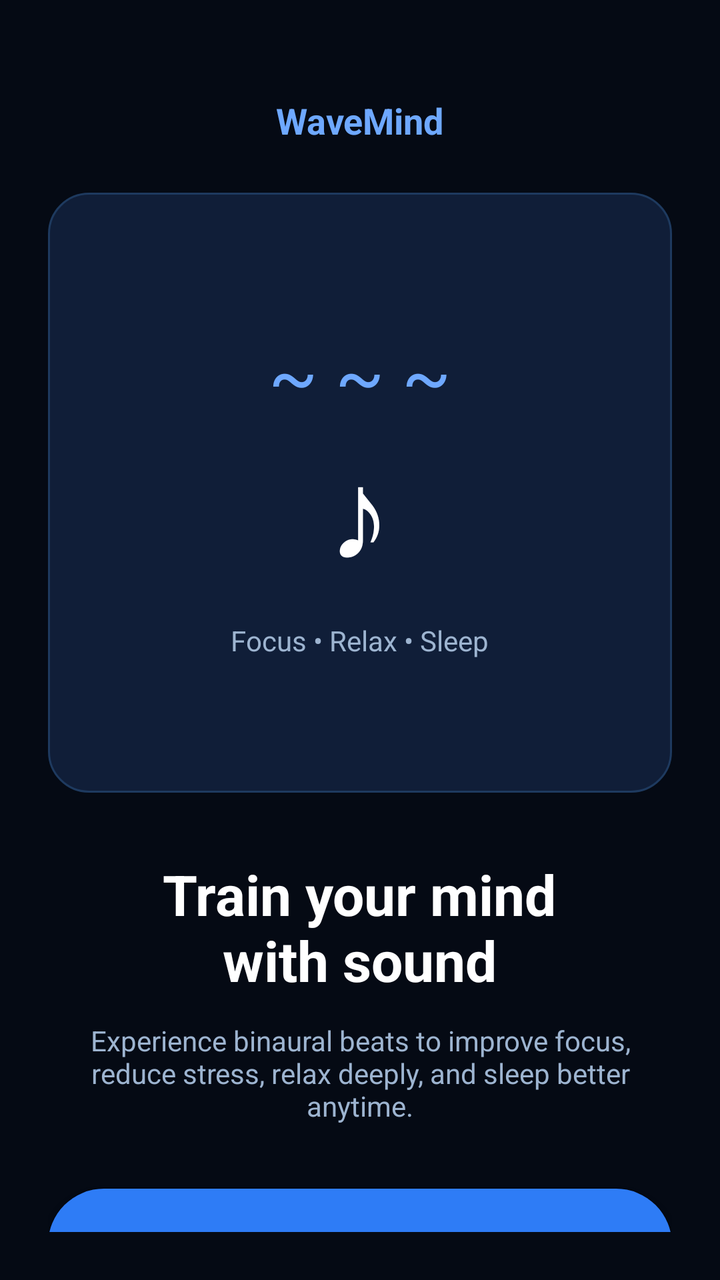
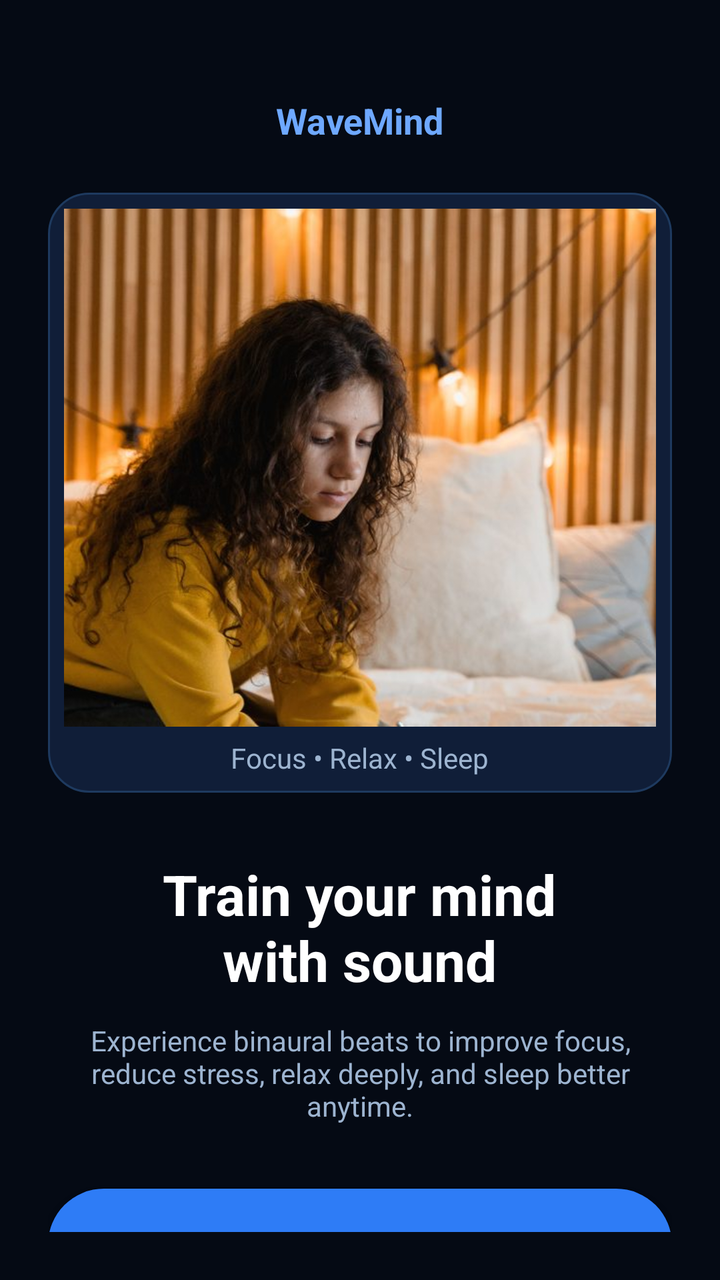

Screens rendered from an Android XML layout before and after an edit, with the pre-edit source and the edit as a unified diff.
<!-- AndroidManifest.xml: application theme Theme.WaveMind -->
<!-- res/layout/activity_main.xml -->
<?xml version="1.0" encoding="utf-8"?>
<ViewFlipper xmlns:android="http://schemas.android.com/apk/res/android"
    android:id="@+id/flipper"
    android:layout_width="match_parent"
    android:layout_height="match_parent"
    android:background="@color/bg_black">

    
    <LinearLayout
        android:layout_width="match_parent"
        android:layout_height="match_parent"
        android:orientation="vertical"
        android:padding="24dp"
        android:gravity="center_horizontal">

        <TextView
            android:layout_width="wrap_content"
            android:layout_height="wrap_content"
            android:text="WaveMind"
            android:textColor="@color/blue_light"
            android:textSize="18sp"
            android:textStyle="bold"
            android:layout_marginTop="24dp" />

        <LinearLayout
            android:layout_width="match_parent"
            android:layout_height="300dp"
            android:layout_marginTop="24dp"
            android:background="@drawable/bg_card"
            android:gravity="center"
            android:orientation="vertical">
            <TextView
                android:layout_width="wrap_content"
                android:layout_height="wrap_content"
                android:text="~ ~ ~"
                android:textColor="@color/blue_light"
                android:textSize="36sp" />
            <TextView
                android:layout_width="wrap_content"
                android:layout_height="wrap_content"
                android:text="♪"
                android:textColor="@color/white"
                android:textSize="64sp" />
            <TextView
                android:layout_width="wrap_content"
                android:layout_height="wrap_content"
                android:text="Focus • Relax • Sleep"
                android:textColor="@color/text_muted"
                android:textSize="14sp"
                android:layout_marginTop="12dp" />
        </LinearLayout>

        <TextView
            android:layout_width="wrap_content"
            android:layout_height="wrap_content"
            android:text="@string/welcome_title"
            android:textColor="@color/white"
            android:textSize="28sp"
            android:textStyle="bold"
            android:gravity="center"
            android:layout_marginTop="32dp" />

        <TextView
            android:layout_width="280dp"
            android:layout_height="wrap_content"
            android:text="@string/welcome_sub"
            android:textColor="@color/text_muted"
            android:textSize="14sp"
            android:gravity="center"
            android:layout_marginTop="12dp" />

        <Button
            android:id="@+id/btn_start"
            android:layout_width="match_parent"
            android:layout_height="56dp"
            android:layout_marginTop="32dp"
            android:background="@drawable/bg_button_blue"
            android:text="Start  →"
            android:textColor="@color/white"
            android:textSize="17sp"
            android:textStyle="bold" />
    </LinearLayout>

    
    <ScrollView
        android:layout_width="match_parent"
        android:layout_height="match_parent">
        <LinearLayout
            android:layout_width="match_parent"
            android:layout_height="wrap_content"
            android:orientation="vertical"
            android:padding="20dp">

            <LinearLayout
                android:layout_width="match_parent"
                android:layout_height="wrap_content"
                android:orientation="horizontal"
                android:gravity="center_vertical">
                <TextView
                    android:layout_width="48dp"
                    android:layout_height="48dp"
                    android:background="@drawable/bg_circle_button"
                    android:gravity="center"
                    android:text="R"
                    android:textColor="@color/white"
                    android:textSize="20sp"
                    android:textStyle="bold" />
                <TextView
                    android:layout_width="wrap_content"
                    android:layout_height="wrap_content"
                    android:text="WaveMind"
                    android:textColor="@color/white"
                    android:textSize="16sp"
                    android:textStyle="bold"
                    android:layout_marginStart="12dp" />
            </LinearLayout>

            <TextView
                android:layout_width="wrap_content"
                android:layout_height="wrap_content"
                android:text="@string/home_title"
                android:textColor="@color/white"
                android:textSize="26sp"
                android:textStyle="bold"
                android:layout_marginTop="20dp" />

            <HorizontalScrollView
                android:layout_width="match_parent"
                android:layout_height="wrap_content"
                android:layout_marginTop="16dp"
                android:scrollbars="none">
                <LinearLayout
                    android:id="@+id/chip_row"
                    android:layout_width="wrap_content"
                    android:layout_height="wrap_content"
                    android:orientation="horizontal" />
            </HorizontalScrollView>

            <LinearLayout
                android:id="@+id/mode_list"
                android:layout_width="match_parent"
                android:layout_height="wrap_content"
                android:orientation="vertical"
                android:layout_marginTop="8dp" />

            <TextView
                android:layout_width="wrap_content"
                android:layout_height="wrap_content"
                android:text="Real binaural beats — live generated tones, no recordings. Headphones required."
                android:textColor="@color/text_muted"
                android:textSize="12sp"
                android:layout_marginTop="16dp" />
        </LinearLayout>
    </ScrollView>

    
    <ScrollView
        android:layout_width="match_parent"
        android:layout_height="match_parent">
        <LinearLayout
            android:layout_width="match_parent"
            android:layout_height="wrap_content"
            android:orientation="vertical"
            android:padding="20dp"
            android:gravity="center_horizontal">

            <LinearLayout
                android:layout_width="match_parent"
                android:layout_height="wrap_content"
                android:orientation="horizontal"
                android:gravity="center_vertical">
                <ImageButton
                    android:id="@+id/btn_player_back"
                    android:layout_width="44dp"
                    android:layout_height="44dp"
                    android:background="@drawable/bg_circle_button"
                    android:src="@android:drawable/ic_media_previous"
                    android:contentDescription="Back" />
                <TextView
                    android:layout_width="0dp"
                    android:layout_height="wrap_content"
                    android:layout_weight="1"
                    android:text="Now Playing"
                    android:textColor="@color/white"
                    android:textSize="16sp"
                    android:textStyle="bold"
                    android:gravity="center" />
                <View
                    android:layout_width="44dp"
                    android:layout_height="44dp" />
            </LinearLayout>

            <TextView
                android:id="@+id/player_art"
                android:layout_width="220dp"
                android:layout_height="220dp"
                android:layout_marginTop="28dp"
                android:background="@drawable/bg_circle_art"
                android:gravity="center"
                android:text="S"
                android:textColor="@color/white"
                android:textSize="72sp"
                android:textStyle="bold" />

            <TextView
                android:layout_width="wrap_content"
                android:layout_height="wrap_content"
                android:text="@string/relaxing"
                android:textColor="@color/text_muted"
                android:textSize="14sp"
                android:layout_marginTop="20dp" />

            <TextView
                android:id="@+id/player_timer"
                android:layout_width="wrap_content"
                android:layout_height="wrap_content"
                android:text="30:00"
                android:textColor="@color/white"
                android:textSize="44sp"
                android:textStyle="bold" />

            <TextView
                android:id="@+id/player_title"
                android:layout_width="wrap_content"
                android:layout_height="wrap_content"
                android:text="Better Sleep"
                android:textColor="@color/white"
                android:textSize="20sp"
                android:textStyle="bold"
                android:layout_marginTop="8dp" />

            <TextView
                android:id="@+id/player_tag"
                android:layout_width="wrap_content"
                android:layout_height="wrap_content"
                android:text="Delta 3 Hz • 100 Hz / 103 Hz"
                android:textColor="@color/text_muted"
                android:textSize="13sp"
                android:layout_marginTop="4dp" />

            <TextView
                android:id="@+id/headphone_warning"
                android:layout_width="match_parent"
                android:layout_height="wrap_content"
                android:text="@string/headphone_warning"
                android:textColor="#FFB74D"
                android:textSize="13sp"
                android:gravity="center"
                android:layout_marginTop="12dp"
                android:visibility="gone" />

            <TextView
                android:id="@+id/timer_label"
                android:layout_width="wrap_content"
                android:layout_height="wrap_content"
                android:text="Timer: 30 min — auto-stop"
                android:textColor="@color/text_muted"
                android:textSize="13sp"
                android:layout_marginTop="20dp" />

            <LinearLayout
                android:id="@+id/timer_row"
                android:layout_width="wrap_content"
                android:layout_height="wrap_content"
                android:orientation="horizontal"
                android:layout_marginTop="8dp" />

            <TextView
                android:layout_width="wrap_content"
                android:layout_height="wrap_content"
                android:text="@string/volume"
                android:textColor="@color/text_muted"
                android:textSize="13sp"
                android:layout_marginTop="16dp" />

            <SeekBar
                android:id="@+id/volume_bar"
                android:layout_width="match_parent"
                android:layout_height="wrap_content"
                android:max="100"
                android:progress="45"
                android:layout_marginTop="4dp" />

            <LinearLayout
                android:layout_width="match_parent"
                android:layout_height="wrap_content"
                android:orientation="horizontal"
                android:gravity="center"
                android:layout_marginTop="20dp">
                <ImageButton
                    android:id="@+id/btn_stop"
                    android:layout_width="56dp"
                    android:layout_height="56dp"
                    android:background="@drawable/bg_circle_button"
                    android:src="@android:drawable/ic_menu_close_clear_cancel"
                    android:contentDescription="Stop" />
                <ImageButton
                    android:id="@+id/btn_play_pause"
                    android:layout_width="84dp"
                    android:layout_height="84dp"
                    android:layout_marginStart="24dp"
                    android:layout_marginEnd="24dp"
                    android:background="@drawable/bg_button_blue"
                    android:src="@android:drawable/ic_media_play"
                    android:contentDescription="Play / Pause"
                    android:scaleType="center" />
                <View
                    android:layout_width="56dp"
                    android:layout_height="56dp" />
            </LinearLayout>

            <TextView
                android:layout_width="wrap_content"
                android:layout_height="wrap_content"
                android:text="Plays in background &amp; offline. Screen off bhi chalega."
                android:textColor="@color/text_muted"
                android:textSize="12sp"
                android:layout_marginTop="16dp" />
        </LinearLayout>
    </ScrollView>
</ViewFlipper>
<!-- resources referenced by this layout -->
<resources>
  <color name="bg_black">#050A14</color>
  <color name="blue_light">#6EA8FF</color>
  <color name="text_muted">#9DB4D0</color>
  <color name="white">#FFFFFF</color>
  <!-- drawable bg_button_blue (drawable) -->
  <?xml version="1.0" encoding="utf-8"?>
  <shape xmlns:android="http://schemas.android.com/apk/res/android"
      android:shape="rectangle">
      <gradient
          android:angle="135"
          android:startColor="#2E7CF6"
          android:endColor="#1B4FD8"
          android:type="linear" />
      <corners android:radius="28dp" />
  </shape>
  <!-- drawable bg_card (drawable) -->
  <?xml version="1.0" encoding="utf-8"?>
  <shape xmlns:android="http://schemas.android.com/apk/res/android"
      android:shape="rectangle">
      <solid android:color="#101E38" />
      <stroke android:width="1dp" android:color="#1E3A5F" />
      <corners android:radius="20dp" />
  </shape>
  <!-- drawable bg_circle_art (drawable) -->
  <?xml version="1.0" encoding="utf-8"?>
  <shape xmlns:android="http://schemas.android.com/apk/res/android"
      android:shape="oval">
      <gradient
          android:angle="135"
          android:startColor="#2E7CF6"
          android:endColor="#0A1428"
          android:type="linear" />
  </shape>
  <!-- drawable bg_circle_button (drawable) -->
  <?xml version="1.0" encoding="utf-8"?>
  <shape xmlns:android="http://schemas.android.com/apk/res/android"
      android:shape="oval">
      <solid android:color="#16294A" />
      <stroke android:width="1dp" android:color="#1E3A5F" />
  </shape>
  <string name="headphone_warning">Headphones / earbuds lagao — binaural beat bina unke kaam nahi karta. Speaker se dono tone mix ho jate hain.</string>
  <string name="home_title">How can I help\nyou today?</string>
  <string name="relaxing">Relaxing</string>
  <string name="volume">Volume</string>
  <string name="welcome_sub">Experience binaural beats to improve focus, reduce stress, relax deeply, and sleep better anytime.</string>
  <string name="welcome_title">Train your mind\nwith sound</string>
  <style name="Theme.WaveMind" parent="Theme.MaterialComponents.DayNight.NoActionBar">
          <item name="android:windowBackground">@color/bg_black</item>
          <item name="android:textColor">@color/white</item>
          <item name="colorPrimary">@color/blue</item>
          <item name="colorPrimaryDark">@color/bg_black</item>
          <item name="colorAccent">@color/blue_light</item>
      </style>
  <color name="blue">#2E7CF6</color>
</resources>

<!-- the commit's change to res/layout/activity_main.xml (unified diff, before → after) -->
@@ -27,27 +27,24 @@
             android:layout_height="300dp"
             android:layout_marginTop="24dp"
             android:background="@drawable/bg_card"
-            android:gravity="center"
-            android:orientation="vertical">
-            <TextView
-                android:layout_width="wrap_content"
-                android:layout_height="wrap_content"
-                android:text="~ ~ ~"
-                android:textColor="@color/blue_light"
-                android:textSize="36sp" />
-            <TextView
-                android:layout_width="wrap_content"
-                android:layout_height="wrap_content"
-                android:text="♪"
-                android:textColor="@color/white"
-                android:textSize="64sp" />
-            <TextView
-                android:layout_width="wrap_content"
-                android:layout_height="wrap_content"
+            android:orientation="vertical"
+            android:padding="8dp">
+            <ImageView
+                android:id="@+id/welcome_img_main"
+                android:layout_width="match_parent"
+                android:layout_height="0dp"
+                android:layout_weight="1"
+                android:src="@drawable/welcome_study"
+                android:scaleType="centerCrop"
+                android:contentDescription="Studying at night" />
+            <TextView
+                android:layout_width="wrap_content"
+                android:layout_height="wrap_content"
+                android:layout_gravity="center_horizontal"
                 android:text="Focus • Relax • Sleep"
                 android:textColor="@color/text_muted"
                 android:textSize="14sp"
-                android:layout_marginTop="12dp" />
+                android:layout_marginTop="6dp" />
         </LinearLayout>
 
         <TextView
@@ -190,17 +187,14 @@
                     android:layout_height="44dp" />
             </LinearLayout>
 
-            <TextView
+            <ImageView
                 android:id="@+id/player_art"
                 android:layout_width="220dp"
                 android:layout_height="220dp"
                 android:layout_marginTop="28dp"
-                android:background="@drawable/bg_circle_art"
-                android:gravity="center"
-                android:text="S"
-                android:textColor="@color/white"
-                android:textSize="72sp"
-                android:textStyle="bold" />
+                android:src="@drawable/thumb_sleep"
+                android:scaleType="centerCrop"
+                android:contentDescription="Now playing art" />
 
             <TextView
                 android:layout_width="wrap_content"
@@ -223,7 +217,7 @@
                 android:id="@+id/player_title"
                 android:layout_width="wrap_content"
                 android:layout_height="wrap_content"
-                android:text="Better Sleep"
+                android:text="Deep Sleep"
                 android:textColor="@color/white"
                 android:textSize="20sp"
                 android:textStyle="bold"
@@ -279,6 +273,59 @@
                 android:layout_height="wrap_content"
                 android:max="100"
                 android:progress="45"
+                android:layout_marginTop="4dp" />
+
+            
+            
+            <TextView
+                android:layout_width="wrap_content"
+                android:layout_height="wrap_content"
+                android:text="Mix Background Sound"
+                android:textColor="@color/white"
+                android:textSize="17sp"
+                android:textStyle="bold"
+                android:layout_marginTop="28dp" />
+
+            <TextView
+                android:layout_width="wrap_content"
+                android:layout_height="wrap_content"
+                android:text="Real recordings — Mixkit / Freesound, free licence. Default: Pure Beat only."
+                android:textColor="@color/text_muted"
+                android:textSize="12sp"
+                android:gravity="center"
+                android:layout_marginTop="4dp" />
+
+            <TextView
+                android:id="@+id/mixer_label"
+                android:layout_width="wrap_content"
+                android:layout_height="wrap_content"
+                android:text="Mix: Pure Beat"
+                android:textColor="@color/blue_light"
+                android:textSize="13sp"
+                android:textStyle="bold"
+                android:layout_marginTop="8dp" />
+
+            <LinearLayout
+                android:id="@+id/mixer_container"
+                android:layout_width="match_parent"
+                android:layout_height="wrap_content"
+                android:orientation="vertical"
+                android:layout_marginTop="8dp" />
+
+            <TextView
+                android:layout_width="wrap_content"
+                android:layout_height="wrap_content"
+                android:text="Background volume"
+                android:textColor="@color/text_muted"
+                android:textSize="13sp"
+                android:layout_marginTop="12dp" />
+
+            <SeekBar
+                android:id="@+id/mixer_volume_bar"
+                android:layout_width="match_parent"
+                android:layout_height="wrap_content"
+                android:max="100"
+                android:progress="30"
                 android:layout_marginTop="4dp" />
 
             <LinearLayout
<!-- resource entries referenced after the edit -->
@@ -23,16 +23,6 @@
       <stroke android:width="1dp" android:color="#1E3A5F" />
       <corners android:radius="20dp" />
   </shape>
-  <!-- drawable bg_circle_art (drawable) -->
-  <?xml version="1.0" encoding="utf-8"?>
-  <shape xmlns:android="http://schemas.android.com/apk/res/android"
-      android:shape="oval">
-      <gradient
-          android:angle="135"
-          android:startColor="#2E7CF6"
-          android:endColor="#0A1428"
-          android:type="linear" />
-  </shape>
   <!-- drawable bg_circle_button (drawable) -->
   <?xml version="1.0" encoding="utf-8"?>
   <shape xmlns:android="http://schemas.android.com/apk/res/android"
@@ -40,6 +30,8 @@
       <solid android:color="#16294A" />
       <stroke android:width="1dp" android:color="#1E3A5F" />
   </shape>
+  <!-- drawable thumb_sleep: jpg bitmap (drawable, 33390 bytes) -->
+  <!-- drawable welcome_study: jpg bitmap (drawable, 62094 bytes) -->
   <string name="headphone_warning">Headphones / earbuds lagao — binaural beat bina unke kaam nahi karta. Speaker se dono tone mix ho jate hain.</string>
   <string name="home_title">How can I help\nyou today?</string>
   <string name="relaxing">Relaxing</string>
